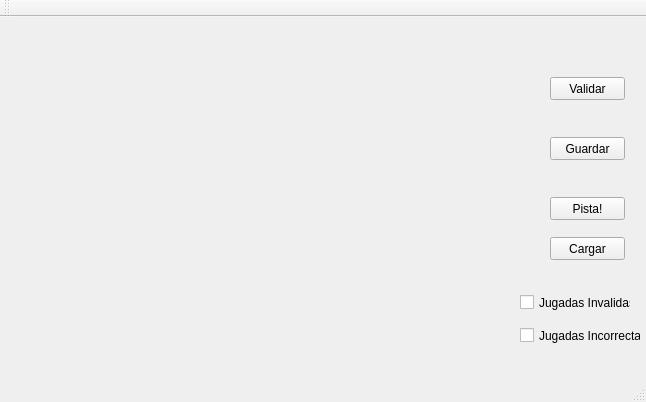
luifevas/Sudoku, file sudoku.ui: the form before one commit.
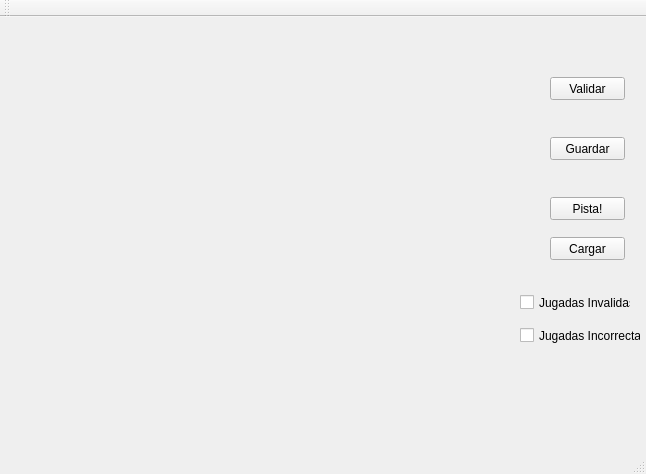
The form after the commit.

The edit to the form file:
```diff
--- a/sudoku.ui
+++ b/sudoku.ui
@@ -7,7 +7,7 @@
     <x>0</x>
     <y>0</y>
     <width>646</width>
-    <height>402</height>
+    <height>474</height>
    </rect>
   </property>
   <property name="windowTitle">
@@ -103,6 +103,17 @@
      <string>Jugadas Incorrectas</string>
     </property>
    </widget>
+   <widget class="QWidget" name="verticalLayoutWidget">
+    <property name="geometry">
+     <rect>
+      <x>110</x>
+      <y>330</y>
+      <width>261</width>
+      <height>80</height>
+     </rect>
+    </property>
+    <layout class="QVBoxLayout" name="tlayout"/>
+   </widget>
   </widget>
   <widget class="QMenuBar" name="menuBar">
    <property name="geometry">
```
